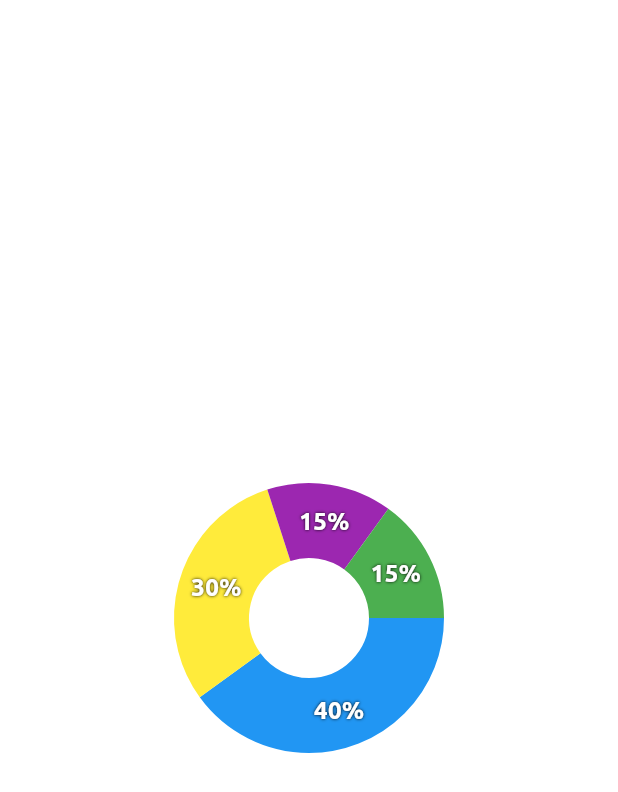
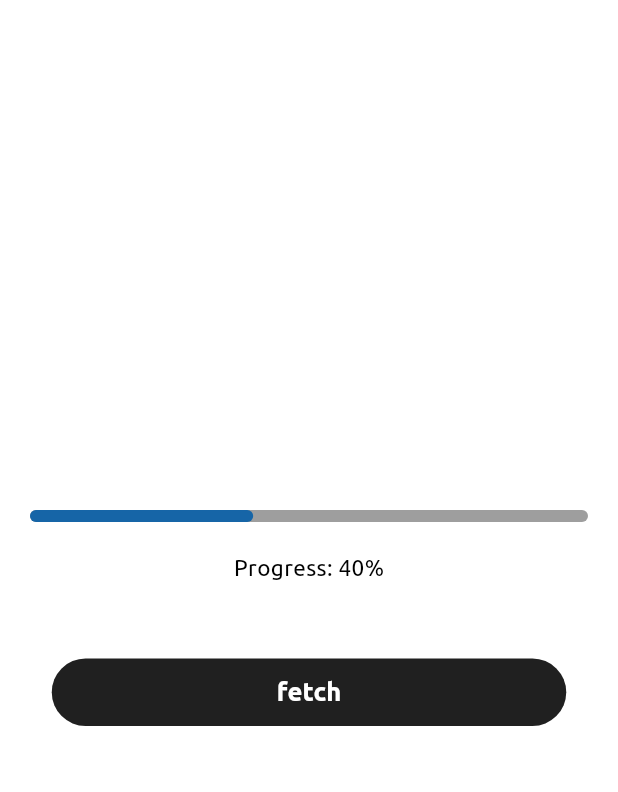
Before and after one commit to nsenji/zai-finance-app, a Flutter app: the screen it shows after launch, on a phone screen of 412 x 824 dp. Shown: the top 792 px of the screen. Run offline on Flutter 3.47's test engine with Material 2 defaults, Android fonts, the phone set to English and light mode, and no system bars; drawn by our look-alikes of fl_chart; our stand-ins replace buttons_tabbar, flutter_otp_text_field, flutter_svg, google_fonts; missing offline and left inert: pin_plus_keyboard; project files that could hold a hidden picture were left out.

Commit message:
added the linearProgressIndicator in the mock tests

```diff
--- a/lib/main.dart
+++ b/lib/main.dart
@@ -1,5 +1,7 @@
+import 'package:fl_chart/fl_chart.dart';
 import 'package:flutter/material.dart';
 import 'package:tai/mockTesting/lineChart.dart';
+import 'package:tai/mockTesting/linearProgressIndicator.dart';
 import 'package:tai/mockTesting/pieChart.dart';
 
 import 'package:tai/utils/custom_theme.dart';
@@ -21,7 +23,7 @@ class MyApp extends StatelessWidget {
       themeMode: ThemeMode.light,
             debugShowCheckedModeBanner: false,
 
-      home: PieChartTest(),
+      home: LinearProgressWidget(),
     );
   }
 }
--- a/lib/mockTesting/lineChart.dart
+++ b/lib/mockTesting/lineChart.dart
@@ -14,8 +14,8 @@ class _AnalyticsTestState extends State<AnalyticsTest> {
     return Scaffold(
       body: Center(
         child: SizedBox(
-          height: 400,
-          width: 600,
+          height: 200,
+          width: 290,
           child: LineChart(
             LineChartData(
               titlesData: FlTitlesData(
--- /dev/null
+++ b/lib/mockTesting/linearProgressIndicator.dart
@@ -0,0 +1,52 @@
+import 'package:flutter/material.dart';
+import 'package:tai/commonWidgets/mainButton.dart';
+
+class LinearProgressWidget extends StatefulWidget {
+  const LinearProgressWidget({super.key});
+
+  @override
+  State<LinearProgressWidget> createState() => _LinearProgressWidgetState();
+}
+
+class _LinearProgressWidgetState extends State<LinearProgressWidget> {
+  // Example: Update progress after data is fetched
+  Future<void> fetchData() async {
+    // Assume some data fetching process
+    await Future.delayed(Duration(seconds: 2)); // Simulating a delay
+    setState(() {
+      _progressValue = 1.0; // Update to 100% after fetching data
+    });
+  }
+
+  double _progressValue = 0.4;
+  @override
+  Widget build(BuildContext context) {
+    return Scaffold(
+      body: Center(
+        child: Container(
+          padding: EdgeInsets.all(20.0),
+          child: Column(
+            mainAxisAlignment: MainAxisAlignment.center,
+            children: <Widget>[
+              LinearProgressIndicator(
+                semanticsLabel: 'File Download Progress',
+                semanticsValue: '$_progressValue% complete',
+                minHeight: 8,
+                borderRadius: BorderRadius.circular(5),
+                backgroundColor: Colors.grey,
+                color: Color.fromARGB(255, 22, 101, 167),
+                value: _progressValue, // Set the value based on your data
+              ),
+              SizedBox(height: 20.0),
+              Text('Progress: ${(_progressValue * 100).toStringAsFixed(0)}%'),
+              SizedBox(
+                height: 50,
+              ),
+              MainButton(text: "fetch", onpressed: fetchData)
+            ],
+          ),
+        ),
+      ),
+    );
+  }
+}
```
